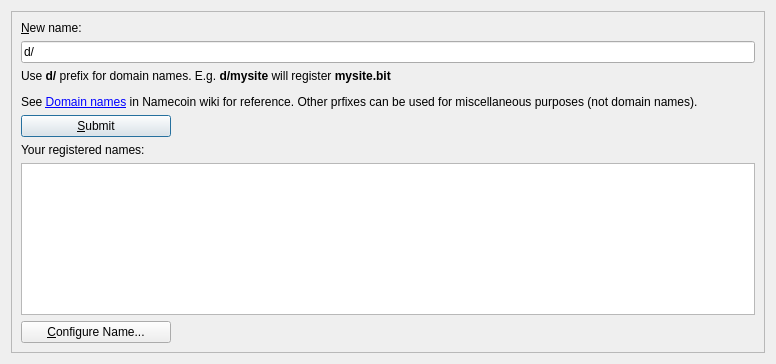
domob1812/namecoin-core, file src/qt/forms/managenamespage.ui: the form before one commit.
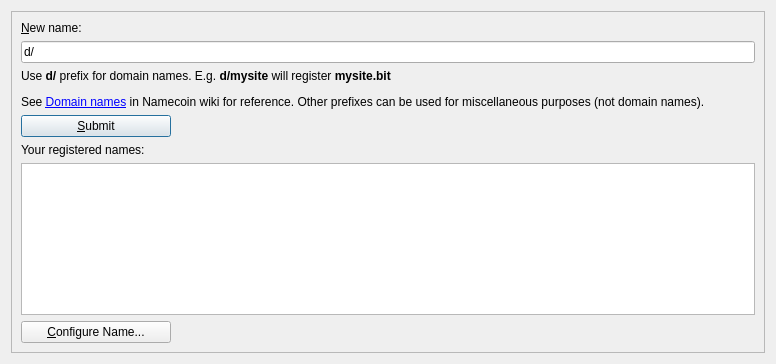
The form after the commit. Icons and pictures are not drawn. Custom widgets are drawn as their Qt base class.

```diff
--- a/src/qt/forms/managenamespage.ui
+++ b/src/qt/forms/managenamespage.ui
@@ -67,7 +67,7 @@
         </sizepolicy>
        </property>
        <property name="text">
-        <string>&lt;html&gt;&lt;head/&gt;&lt;body&gt;&lt;p&gt;Use &lt;span style=&quot; font-weight:600;&quot;&gt;d/&lt;/span&gt; prefix for domain names. E.g. &lt;span style=&quot; font-weight:600;&quot;&gt;d/mysite&lt;/span&gt; will register &lt;span style=&quot; font-weight:600;&quot;&gt;mysite.bit&lt;/span&gt;&lt;/p&gt;&lt;p&gt;See &lt;a href=&quot;http://dot-bit.org/Namespace:Domain_names&quot;&gt;&lt;span style=&quot; text-decoration: underline; color:#0000ff;&quot;&gt;Domain names&lt;/span&gt;&lt;/a&gt; in Namecoin wiki for reference. Other prfixes can be used for miscellaneous purposes (not domain names).&lt;/p&gt;&lt;/body&gt;&lt;/html&gt;</string>
+        <string>&lt;html&gt;&lt;head/&gt;&lt;body&gt;&lt;p&gt;Use &lt;span style=&quot; font-weight:600;&quot;&gt;d/&lt;/span&gt; prefix for domain names. E.g. &lt;span style=&quot; font-weight:600;&quot;&gt;d/mysite&lt;/span&gt; will register &lt;span style=&quot; font-weight:600;&quot;&gt;mysite.bit&lt;/span&gt;&lt;/p&gt;&lt;p&gt;See &lt;a href=&quot;http://dot-bit.org/Namespace:Domain_names&quot;&gt;&lt;span style=&quot; text-decoration: underline; color:#0000ff;&quot;&gt;Domain names&lt;/span&gt;&lt;/a&gt; in Namecoin wiki for reference. Other prefixes can be used for miscellaneous purposes (not domain names).&lt;/p&gt;&lt;/body&gt;&lt;/html&gt;</string>
        </property>
        <property name="textFormat">
         <enum>Qt::RichText</enum>
```
